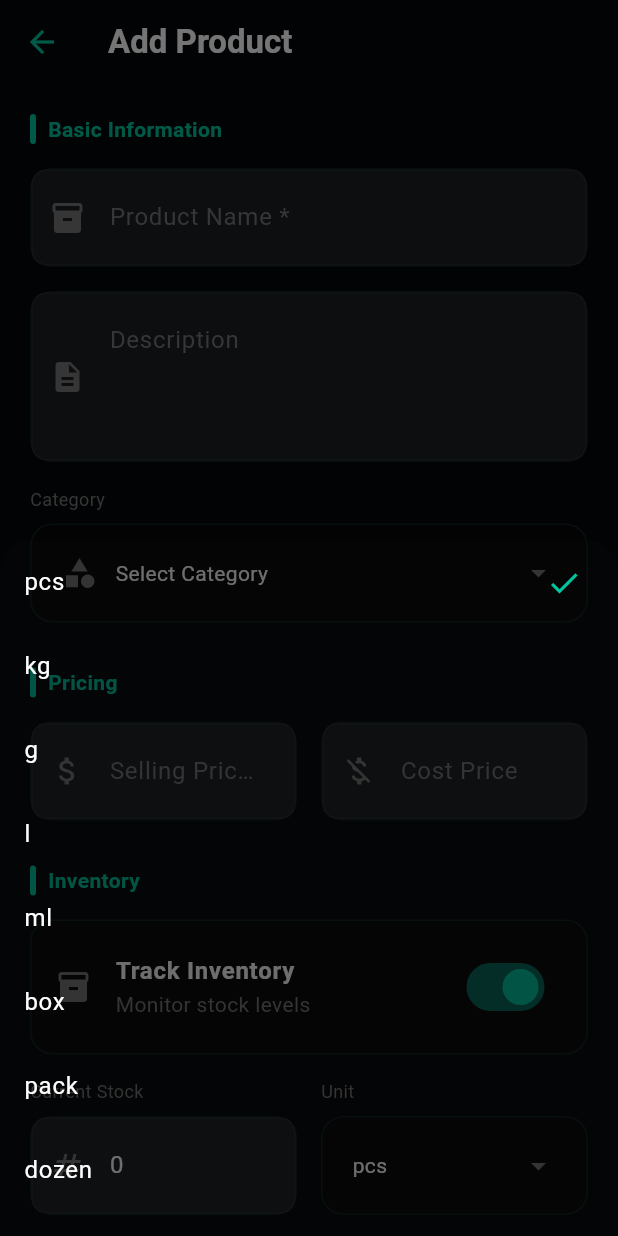
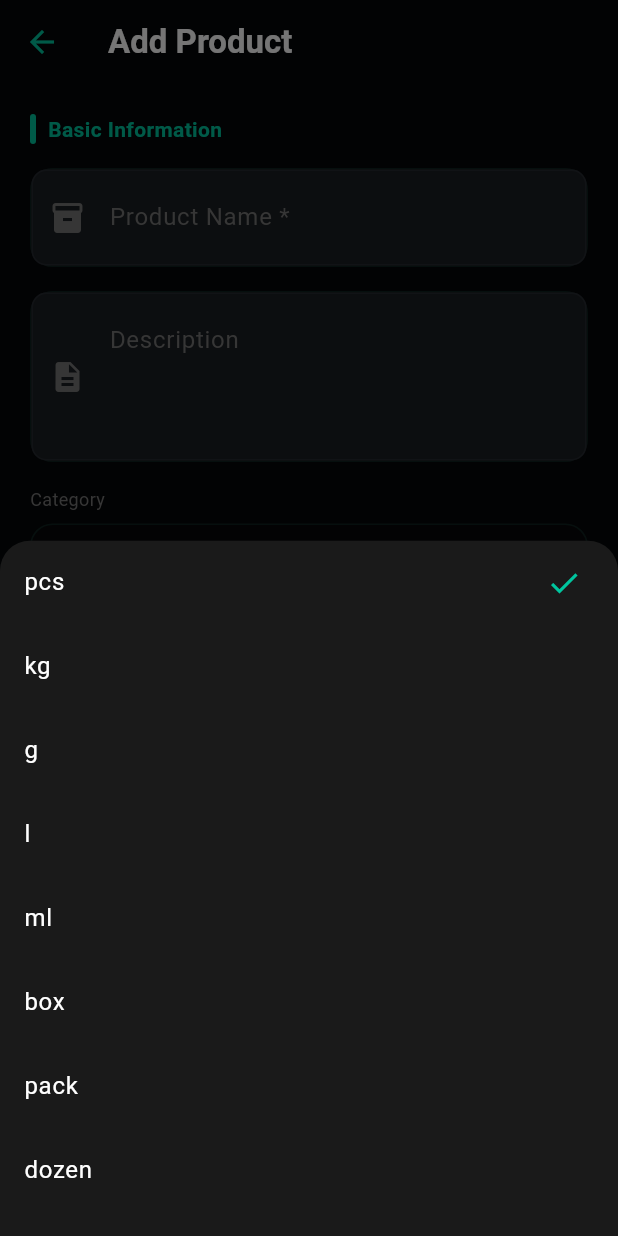
Before and after one commit to thomasmartinoa/billing_app, a Flutter app: the AddProductScreen screen opened directly, after a tap on "pcs", on a phone screen of 412 x 824 dp. Run offline on Flutter 3.47's test engine with Material 3 defaults, Android fonts, the phone set to English and light mode, and no system bars; our stand-ins replace cloud_firestore, firebase_auth, firebase_core, google_sign_in, pdf, printing and 1 more; accounts and stored records are empty.

Commit message:
fixed the transpency in dropdown

```diff
--- a/lib/screens/add_product_screen.dart
+++ b/lib/screens/add_product_screen.dart
@@ -375,7 +375,7 @@ class _AddProductScreenState extends State<AddProductScreen> {
 
       showModalBottomSheet(
         context: context,
-        backgroundColor: surfaceColor,
+        backgroundColor: const Color(0xFF1A1A1A),
         shape: const RoundedRectangleBorder(
           borderRadius: BorderRadius.vertical(top: Radius.circular(20)),
         ),
@@ -442,7 +442,7 @@ class _AddProductScreenState extends State<AddProductScreen> {
     final units = ['pcs', 'kg', 'g', 'l', 'ml', 'box', 'pack', 'dozen', 'm', 'cm'];
     showModalBottomSheet(
       context: context,
-      backgroundColor: surfaceColor,
+      backgroundColor: const Color(0xFF1A1A1A),
       shape: const RoundedRectangleBorder(
         borderRadius: BorderRadius.vertical(top: Radius.circular(20)),
       ),
```
